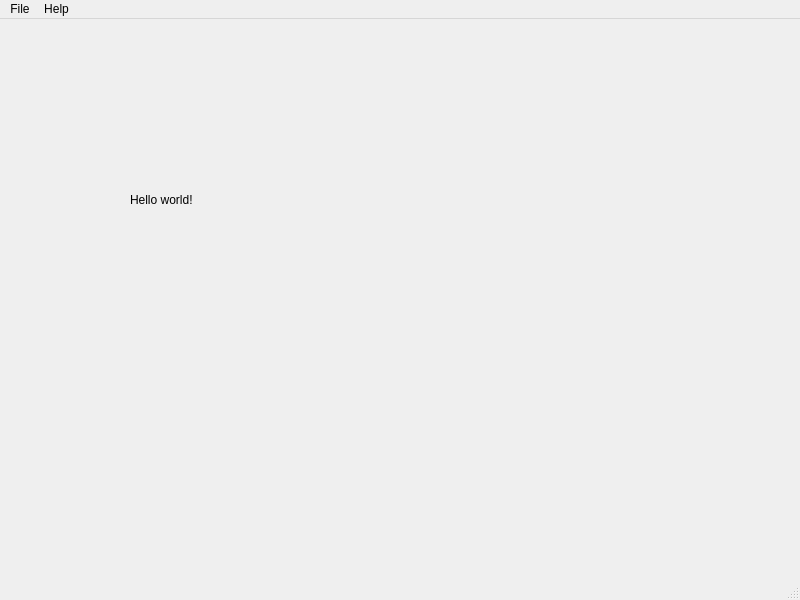
This is src/LoximGui/LoximGui.ui in ptryfon/loxim-stats as Qt 5 draws it before an edit. The edited form follows.
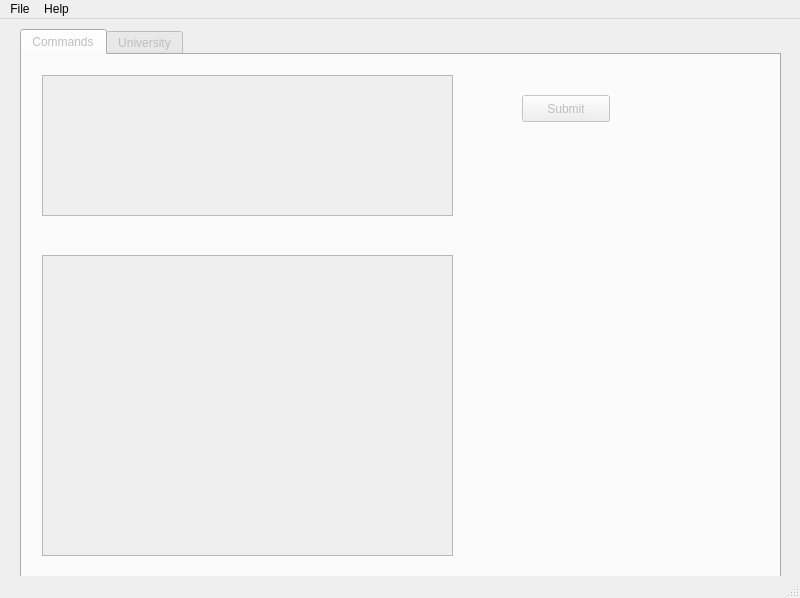
This is the edited form.

Commit message: LoximGui further development

Diff of the .ui file:
```diff
--- a/src/LoximGui/LoximGui.ui
+++ b/src/LoximGui/LoximGui.ui
@@ -7,25 +7,77 @@
     <x>0</x>
     <y>0</y>
     <width>800</width>
-    <height>600</height>
+    <height>598</height>
    </rect>
   </property>
   <property name="windowTitle">
    <string>LoximGui</string>
   </property>
   <widget class="QWidget" name="central_widget">
-   <widget class="QLabel" name="label">
+   <widget class="QTabWidget" name="tab_widget">
+    <property name="enabled">
+     <bool>false</bool>
+    </property>
     <property name="geometry">
      <rect>
-      <x>130</x>
-      <y>150</y>
-      <width>231</width>
-      <height>61</height>
+      <x>20</x>
+      <y>10</y>
+      <width>761</width>
+      <height>551</height>
      </rect>
     </property>
-    <property name="text">
-     <string>Hello world!</string>
+    <property name="currentIndex">
+     <number>0</number>
     </property>
+    <widget class="QWidget" name="commands_tab">
+     <property name="enabled">
+      <bool>false</bool>
+     </property>
+     <attribute name="title">
+      <string>Commands</string>
+     </attribute>
+     <widget class="QTextEdit" name="command_edit">
+      <property name="enabled">
+       <bool>false</bool>
+      </property>
+      <property name="geometry">
+       <rect>
+        <x>20</x>
+        <y>20</y>
+        <width>411</width>
+        <height>141</height>
+       </rect>
+      </property>
+     </widget>
+     <widget class="QTreeView" name="result_view">
+      <property name="geometry">
+       <rect>
+        <x>20</x>
+        <y>200</y>
+        <width>411</width>
+        <height>301</height>
+       </rect>
+      </property>
+     </widget>
+     <widget class="QPushButton" name="submit_sbql_button">
+      <property name="geometry">
+       <rect>
+        <x>500</x>
+        <y>40</y>
+        <width>88</width>
+        <height>27</height>
+       </rect>
+      </property>
+      <property name="text">
+       <string>Submit</string>
+      </property>
+     </widget>
+    </widget>
+    <widget class="QWidget" name="university_tab">
+     <attribute name="title">
+      <string>University</string>
+     </attribute>
+    </widget>
    </widget>
   </widget>
   <widget class="QMenuBar" name="menubar">
```
Left out of the diff: 2 changed lines with no effect on the pictures. The commit also changes 8 other files.
